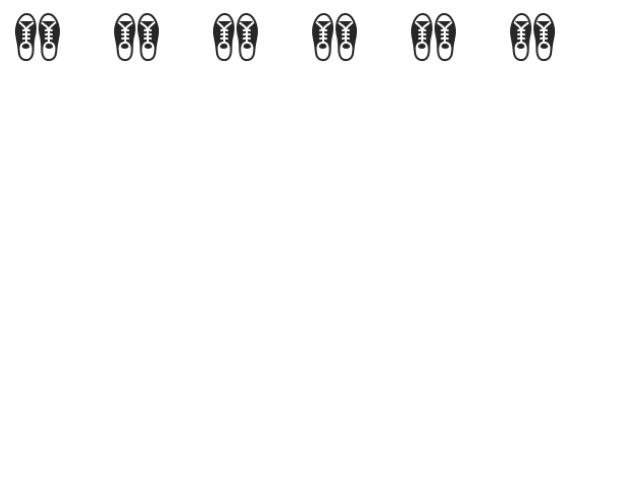
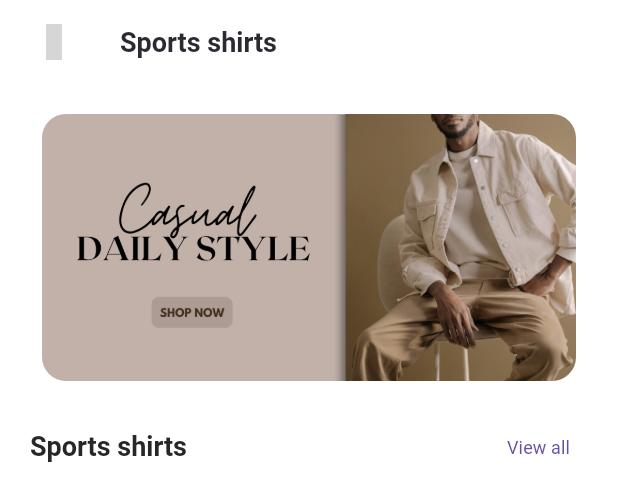
Before and after one commit to mhista/picki, a Flutter app: the PHomeCategories widget shown alone on an empty page, opened directly, after a tap on "Shoes", on a phone screen of 412 x 824 dp. Shown: the top 501 px of the screen. Run offline on Flutter 3.47's test engine with Material 3 defaults, Android fonts, the phone set to English and light mode, and no system bars; our stand-ins replace carousel_slider, flutter_rating_bar, font_awesome_flutter, get, get_storage, iconsax and 3 more; accounts and stored records are empty; Roboto replaces fonts that are missing (poppins); grey boxes are pictures that could not be loaded.

Commit message:
working on subcategories

```diff
--- a/lib/features/shop/screens/home/widgets/home_categories.dart
+++ b/lib/features/shop/screens/home/widgets/home_categories.dart
@@ -1,4 +1,6 @@
 import 'package:flutter/material.dart';
+import 'package:get/get.dart';
+import 'package:pickafrika/features/shop/screens/sub_category/sub_categories.dart';
 
 import '../../../../../common/widgets/image_text_widgets/vertical_image_text.dart';
 import '../../../../../utils/constants/image_strings.dart';
@@ -20,7 +22,7 @@ class PHomeCategories extends StatelessWidget {
           return PVerticalImageText(
             image: PImages.shoeIcon,
             title: 'Shoes',
-            onTap: () {},
+            onTap: () => Get.to(() => const SubCategoriesScreen()),
           );
         },
       ),
--- /dev/null
+++ b/lib/features/shop/screens/sub_category/sub_categories.dart
@@ -0,0 +1,51 @@
+import 'package:flutter/material.dart';
+import 'package:pickafrika/common/widgets/appbar/appBar.dart';
+import 'package:pickafrika/common/widgets/images/edge_rounded_images.dart';
+import 'package:pickafrika/common/widgets/texts/section_heading.dart';
+import 'package:pickafrika/utils/constants/image_strings.dart';
+import 'package:pickafrika/utils/constants/sizes.dart';
+
+class SubCategoriesScreen extends StatelessWidget {
+  const SubCategoriesScreen({super.key});
+
+  @override
+  Widget build(BuildContext context) {
+    return Scaffold(
+      appBar: const PAppBar(
+        title: Text('Sports shirts'),
+        showBackArrow: true,
+      ),
+      body: SingleChildScrollView(
+        child: Padding(
+          padding: const EdgeInsets.all(PSizes.spaceBtwSections),
+          child: Column(
+            children: [
+              // BANNER
+              const PRoundedImage(
+                imageUrl: PImages.promoBanner2,
+                width: double.infinity,
+                applyImageRadius: true,
+              ),
+              const SizedBox(
+                height: PSizes.spaceBtwSections,
+              ),
+              // SUB-CATEGORIES
+              Column(
+                children: [
+                  // HEADING
+                  PSectionHeading(
+                    title: 'Sports shirts',
+                    onPressed: () {},
+                  ),
+                  const SizedBox(
+                    height: PSizes.spaceBtwItems / 2,
+                  ),
+                ],
+              )
+            ],
+          ),
+        ),
+      ),
+    );
+  }
+}
```
Also changed, not shown: lib/features/personalization/screens/settings/settings.dart (+6 -2 lines), lib/features/shop/screens/order/order.dart (added, +25 -0 lines), lib/features/shop/screens/order/widgets/order_list.dart (added, +138 -0 lines).
